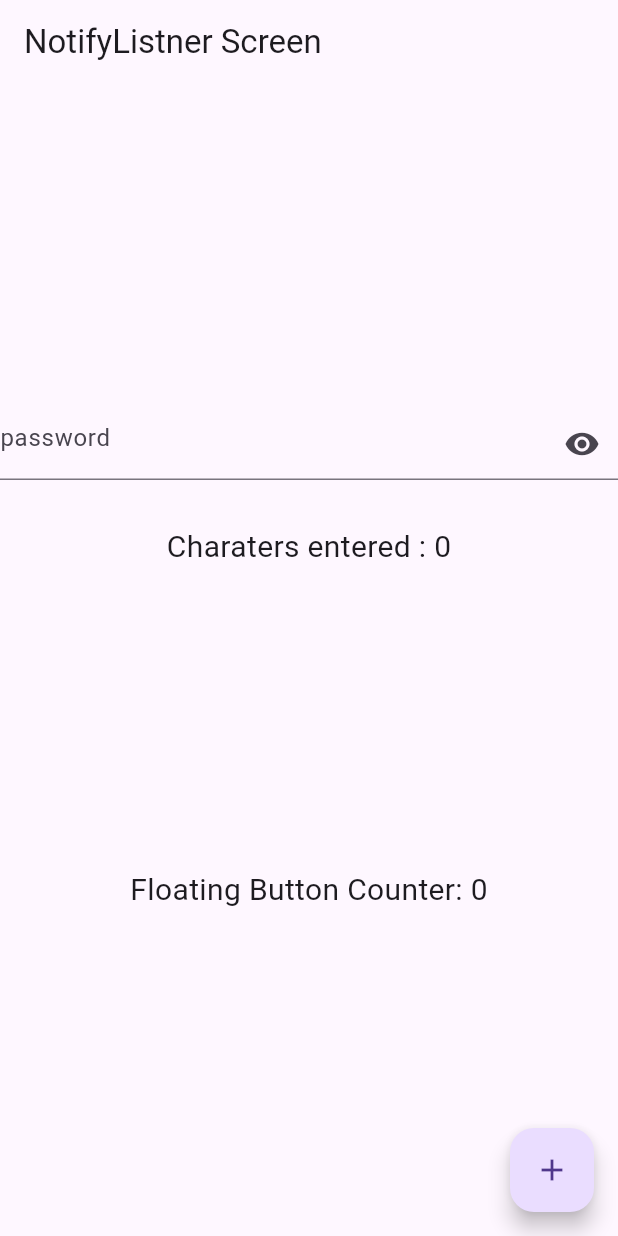
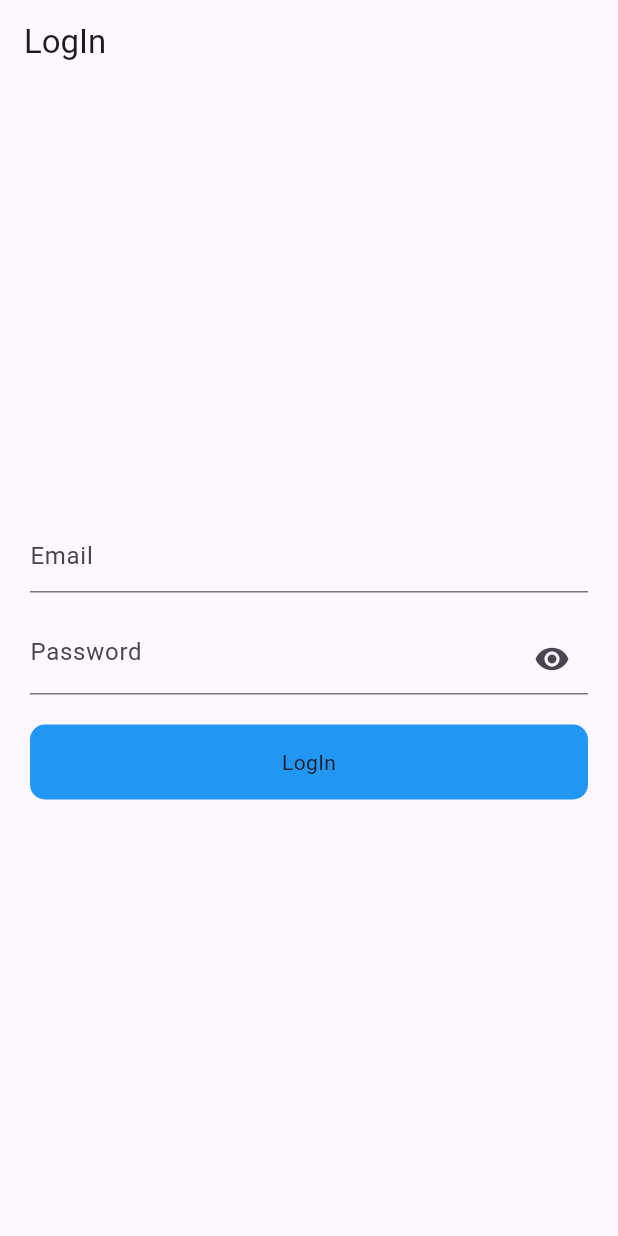
Before and after one commit to HamzaIqbalMughal/flutter_working_with_provider, a Flutter app: the screen it shows after launch, on a phone screen of 412 x 824 dp. Run offline on Flutter 3.47's test engine with Material 3 defaults, Android fonts, the phone set to English and light mode, and no system bars.

Commit message:
added LogInScreen and AuthProvider.

```diff
--- a/lib/main.dart
+++ b/lib/main.dart
@@ -1,4 +1,5 @@
 import 'package:flutter/material.dart';
+import 'package:flutter_working_with_provider/provider/auth_provider.dart';
 import 'package:flutter_working_with_provider/provider/count_provider.dart';
 import 'package:flutter_working_with_provider/provider/example_one_provider.dart';
 import 'package:flutter_working_with_provider/provider/favourite_provider.dart';
@@ -8,6 +9,7 @@ import 'package:flutter_working_with_provider/screen/dark_theme_screen.dart';
 import 'package:flutter_working_with_provider/screen/example_one_screen.dart';
 import 'package:flutter_working_with_provider/screen/favourite/favorite_screen_without_provider.dart';
 import 'package:flutter_working_with_provider/screen/favourite/favourite_screen.dart';
+import 'package:flutter_working_with_provider/screen/login_screen.dart';
 import 'package:flutter_working_with_provider/screen/value_notify_listner.dart';
 import 'package:provider/provider.dart';
 
@@ -46,10 +48,11 @@ class MyApp extends StatelessWidget {
   Widget build(BuildContext context) {
     return MultiProvider(
       providers: [
-        ChangeNotifierProvider(create: (_) => CountProvider()),
+        ChangeNotifierProvider(create: (_)=> CountProvider()),
         ChangeNotifierProvider(create: (_)=> ExampleOneProvider()),
         ChangeNotifierProvider(create: (_)=> FavouriteItemProvider()),
         ChangeNotifierProvider(create: (_)=> ThemeChangerProvider()),
+        ChangeNotifierProvider(create: (_)=> AuthProvider()),
       ],
       child: Builder(
         builder: (BuildContext context){
@@ -76,7 +79,8 @@ class MyApp extends StatelessWidget {
             // home: FavouriteScreenWithoutProvider(),
             // home: FavouriteScreen(),
             // home: DarkThemeScreen(),
-            home: NotifyListenerScreen(),
+            // home: NotifyListenerScreen(),
+            home: LogInScreen(),
           );
         },
       )
--- /dev/null
+++ b/lib/provider/auth_provider.dart
@@ -0,0 +1,24 @@
+import 'package:flutter/foundation.dart';
+import 'package:http/http.dart';
+
+class AuthProvider with ChangeNotifier{
+  void login(String email, String password) async{
+    try{
+      Response response = await post(
+          Uri.parse('https://reqres.in/api/login'),
+        body: {
+            "email": email,
+          "password": password
+        }
+      );
+
+      if(response.statusCode == 200){
+        print('successful');
+      }else{
+        print('Unsuccessful');
+      }
+    }catch(e){
+      print(e.toString());
+    }
+  }
+}
--- /dev/null
+++ b/lib/screen/login_screen.dart
@@ -0,0 +1,65 @@
+import 'package:flutter/material.dart';
+
+class LogInScreen extends StatefulWidget {
+  const LogInScreen({super.key});
+
+  @override
+  State<LogInScreen> createState() => _LogInScreenState();
+}
+
+class _LogInScreenState extends State<LogInScreen> {
+
+  TextEditingController _emailController = TextEditingController();
+  TextEditingController _passwordController = TextEditingController();
+
+  // ValueNotifier<bool> _togglePassVisibility = ValueNotifier(true);
+
+  @override
+  Widget build(BuildContext context) {
+    return Scaffold(
+      appBar: AppBar(
+        title: Text('LogIn'),
+      ),
+      body: Padding(
+        padding: const EdgeInsets.all(20.0),
+        child: Column(
+          mainAxisAlignment: MainAxisAlignment.center,
+          crossAxisAlignment: CrossAxisAlignment.center,
+          children: [
+            TextFormField(
+              controller: _emailController,
+              decoration: InputDecoration(
+                hintText: 'Email',
+              ),
+            ),
+            SizedBox(height: 20),
+            TextFormField(
+              obscureText: true,
+              controller: _passwordController,
+              decoration: InputDecoration(
+                hintText: 'Password',
+                suffixIcon: InkWell(
+                  onTap: (){
+
+                  },
+                  child: Icon(Icons.visibility),
+                ),
+              ),
+            ),
+            SizedBox(height: 20),
+            Container(
+              height: 50,
+              decoration: BoxDecoration(
+                color: Colors.blue,
+                borderRadius: BorderRadius.circular(10),
+              ),
+              child: Center(
+                child: Text('LogIn'),
+              ),
+            )
+          ],
+        ),
+      ),
+    );
+  }
+}
--- a/notes.txt
+++ b/notes.txt
@@ -44,3 +44,5 @@ because now we don't have a single provider instead we have multiple providers i
  3. Performed Function of TextFormField's obscureText.
 
  * The Cons of using Stateless widget as stateful that, now we don't have dispose() and init() methods,
+
+=> Implementing Login with REST API with Provider
--- a/pubspec.yaml
+++ b/pubspec.yaml
@@ -36,6 +36,7 @@ dependencies:
   # Use with the CupertinoIcons class for iOS style icons.
   cupertino_icons: ^1.0.2
   provider: ^6.1.1
+  http: ^1.1.2
 
 dev_dependencies:
   flutter_test:
```
Also changed, not shown: pubspec.lock.
